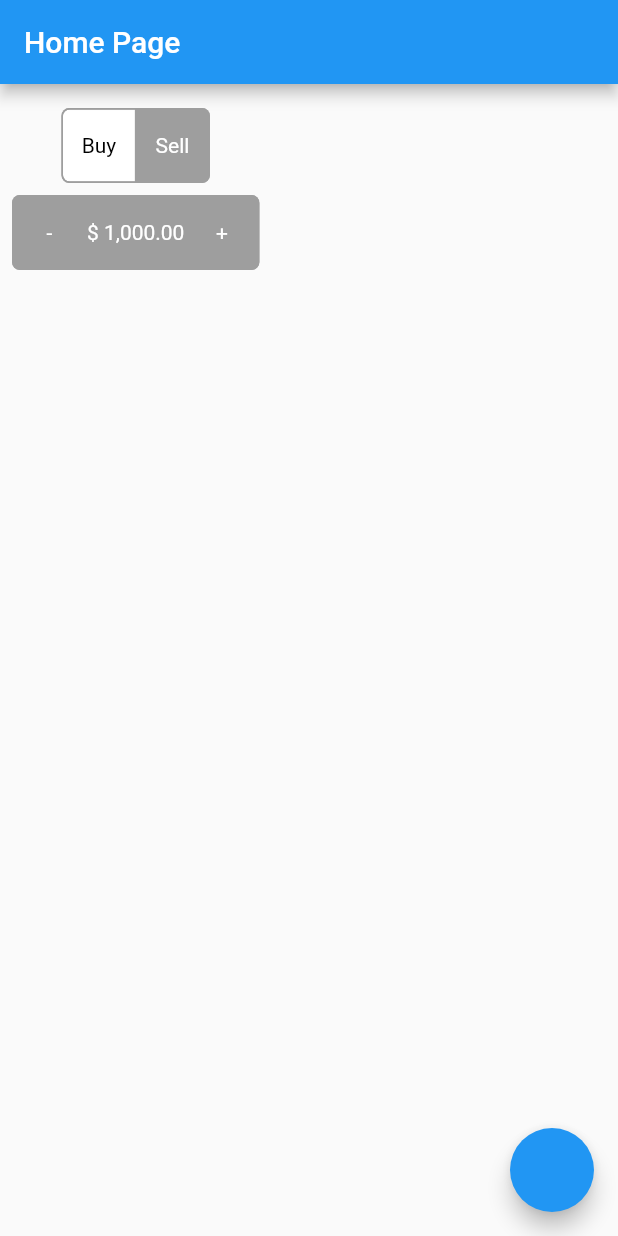
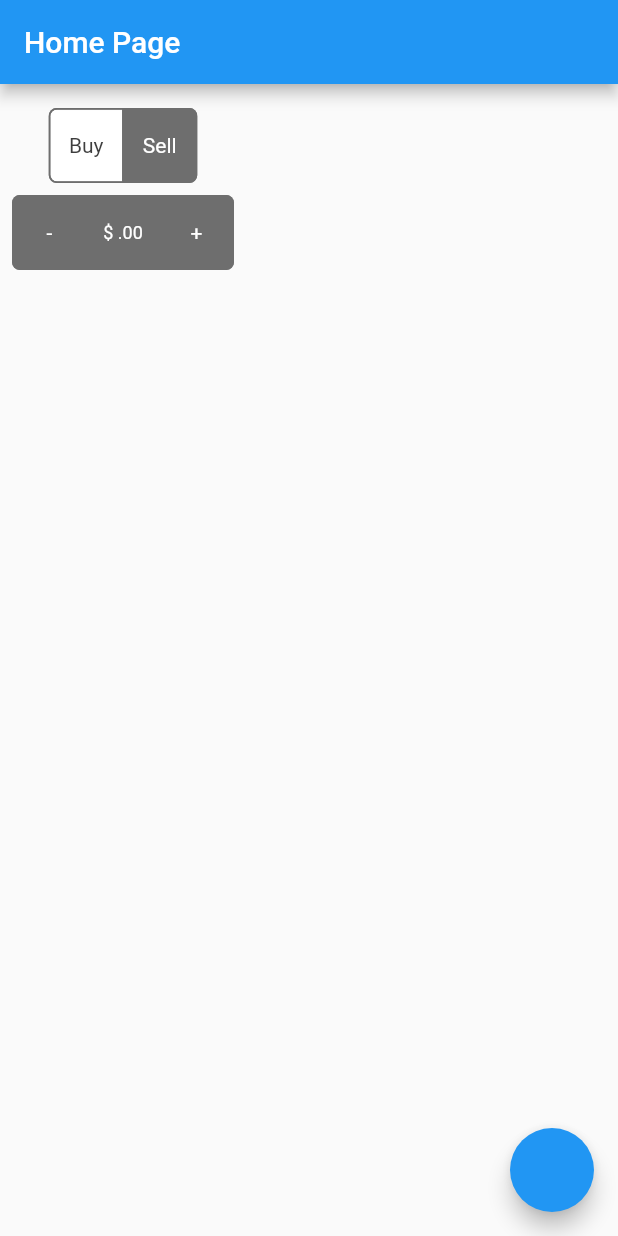
Before and after one commit to hamed-fs/flutter_binary_simple_app, a Flutter app: the screen it shows after launch, on a phone screen of 412 x 824 dp. Run offline on Flutter 3.47's test engine with Material 2 defaults, Android fonts, the phone set to English and light mode, and no system bars.

Commit message:
- ui refactor

```diff
--- a/lib/pages/home_page.dart
+++ b/lib/pages/home_page.dart
@@ -13,6 +13,8 @@ class HomePage extends StatefulWidget {
 }
 
 class _HomePageState extends State<HomePage> {
+  double stepperValue = 0;
+
   @override
   Widget build(BuildContext context) {
     return Scaffold(
@@ -31,7 +33,7 @@ class _HomePageState extends State<HomePage> {
                 ),
               ),
               ValueStepper(
-              initialValue: 1000,
+                initialValue: stepperValue,
                 prefix: '\$',
                 stepSize: 100,
                 callback: (value) => print(value),
@@ -39,9 +41,6 @@ class _HomePageState extends State<HomePage> {
             ],
           ),
         ),
-      floatingActionButton: FloatingActionButton(
-        onPressed: () => {},
-      ),
-    );
+        floatingActionButton: FloatingActionButton(onPressed: () => setState(() => stepperValue = 1000)));
   }
 }
--- /dev/null
+++ b/lib/theme/app_theme.dart
@@ -0,0 +1,29 @@
+import 'package:flutter/material.dart';
+
+class AppTheme {
+  static Color accentCoralRed = Color(0xFFFF444F);
+  static Color accentGulfStream = Color(0xFF85ACB0);
+
+  static Color brickRed = Color(0xFFCC2E3D);
+  static Color persianGreen = Color(0xFF00A79E);
+
+  static Color prominent = Color(0xFFFFFFFF);
+  static Color general = Color(0xFFC2C2C2);
+  static Color lessProminent = Color(0xFF6E6E6E);
+  static Color disabled = Color(0xFF3E3E3E);
+
+  static TextStyle display3 = TextStyle(fontSize: 56.0, fontWeight: FontWeight.normal);
+  static TextStyle display2 = TextStyle(fontSize: 45.0, fontWeight: FontWeight.normal);
+  static TextStyle display1 = TextStyle(fontSize: 34.0, fontWeight: FontWeight.normal);
+
+  static TextStyle headline = TextStyle(fontSize: 24.0, fontWeight: FontWeight.normal);
+  static TextStyle title = TextStyle(fontSize: 20.0, fontWeight: FontWeight.normal);
+  static TextStyle subheading = TextStyle(fontSize: 16.0, fontWeight: FontWeight.normal);
+
+  static TextStyle body2 = TextStyle(fontSize: 14.0, fontWeight: FontWeight.bold);
+  static TextStyle body1 = TextStyle(fontSize: 14.0, fontWeight: FontWeight.normal);
+
+  static TextStyle caption = TextStyle(fontSize: 12.0, fontWeight: FontWeight.normal);
+
+  static TextStyle buttom = TextStyle(fontSize: 14.0, fontWeight: FontWeight.normal);
+}
--- a/lib/widgets/switch_button.dart
+++ b/lib/widgets/switch_button.dart
@@ -1,4 +1,6 @@
 import 'package:flutter/material.dart';
+
+import 'package:flutter_binary_simple_app/theme/app_theme.dart';
 
 class SwitchButton extends StatefulWidget {
   final bool canDeselect;
@@ -27,17 +29,17 @@ class _SwitchButtonState extends State<SwitchButton> {
   Widget build(BuildContext context) {
     return Container(
       decoration: BoxDecoration(
-        color: Colors.grey,
+        color: AppTheme.lessProminent,
         borderRadius: BorderRadius.all(Radius.circular(5.0)),
       ),
       child: ToggleButtons(
-        color: Colors.white,
-        selectedColor: Colors.black,
-        fillColor: Colors.white,
-        borderColor: Colors.grey,
-        selectedBorderColor: Colors.grey,
+        color: AppTheme.prominent,
+        selectedColor: AppTheme.disabled,
+        fillColor: AppTheme.prominent,
+        borderColor: AppTheme.lessProminent,
+        selectedBorderColor: AppTheme.lessProminent,
         borderRadius: BorderRadius.circular(5.0),
-        children: widget.labels.map((String label) => Text(label)).toList(),
+        children: widget.labels.map((String label) => Text(label, style: AppTheme.buttom)).toList(),
         onPressed: (int index) => setState(() {
           _handleButtonSelection(index);
           widget.callback(index);
--- a/lib/widgets/value_stepper.dart
+++ b/lib/widgets/value_stepper.dart
@@ -1,6 +1,8 @@
 import 'package:flutter/material.dart';
 
 import 'package:intl/intl.dart';
+
+import 'package:flutter_binary_simple_app/theme/app_theme.dart';
 
 const int DECREAMENT = 0;
 const int CALLBACK = 1;
@@ -33,24 +35,27 @@ class _ValueStepperState extends State<ValueStepper> {
   }
 
   @override
+  void didUpdateWidget(ValueStepper oldWidget) {
+    _value = widget.initialValue;
+
+    super.didUpdateWidget(oldWidget);
+  }
+
+  @override
   Widget build(BuildContext context) {
     return Container(
       decoration: BoxDecoration(
-        color: Colors.grey,
+        color: AppTheme.lessProminent,
         borderRadius: BorderRadius.all(Radius.circular(5.0)),
       ),
       child: ToggleButtons(
-        color: Colors.white,
-        selectedColor: Colors.black,
-        fillColor: Colors.white,
-        borderColor: Colors.grey,
-        selectedBorderColor: Colors.grey,
+        color: AppTheme.prominent,
+        borderColor: AppTheme.lessProminent,
         borderRadius: BorderRadius.circular(5.0),
-        disabledColor: Colors.red,
         children: <Widget>[
-          Text('-'),
-          Text('${widget.prefix} ${_numberFormat.format(_value)}'),
-          Text('+'),
+          Text('-', style: AppTheme.buttom),
+          Text('${widget.prefix} ${_numberFormat.format(_value)}', style: AppTheme.caption),
+          Text('+', style: AppTheme.buttom),
         ],
         onPressed: (int index) => _doAction(index),
         isSelected: [false, false, false],
@@ -73,8 +78,4 @@ class _ValueStepperState extends State<ValueStepper> {
 
     setState(() => _value);
   }
-
-  void updateValue(double value) {
-    setState(() => _value = value);
-  }
 }
```
Lines whose indentation alone changed are shown as unchanged.
